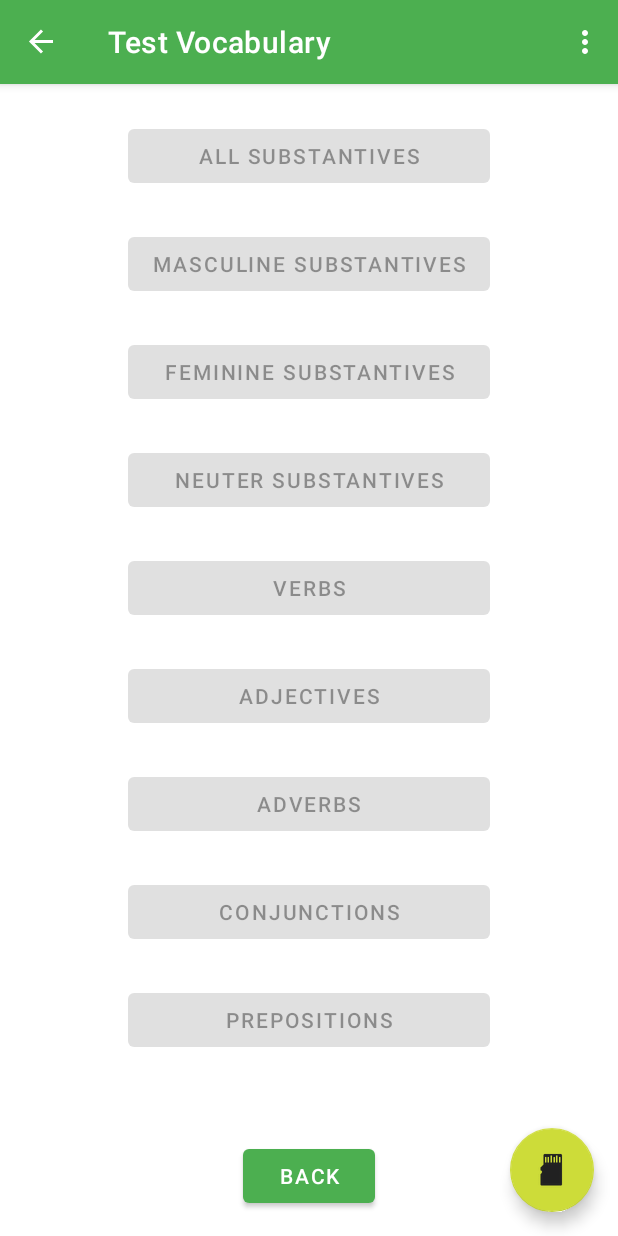
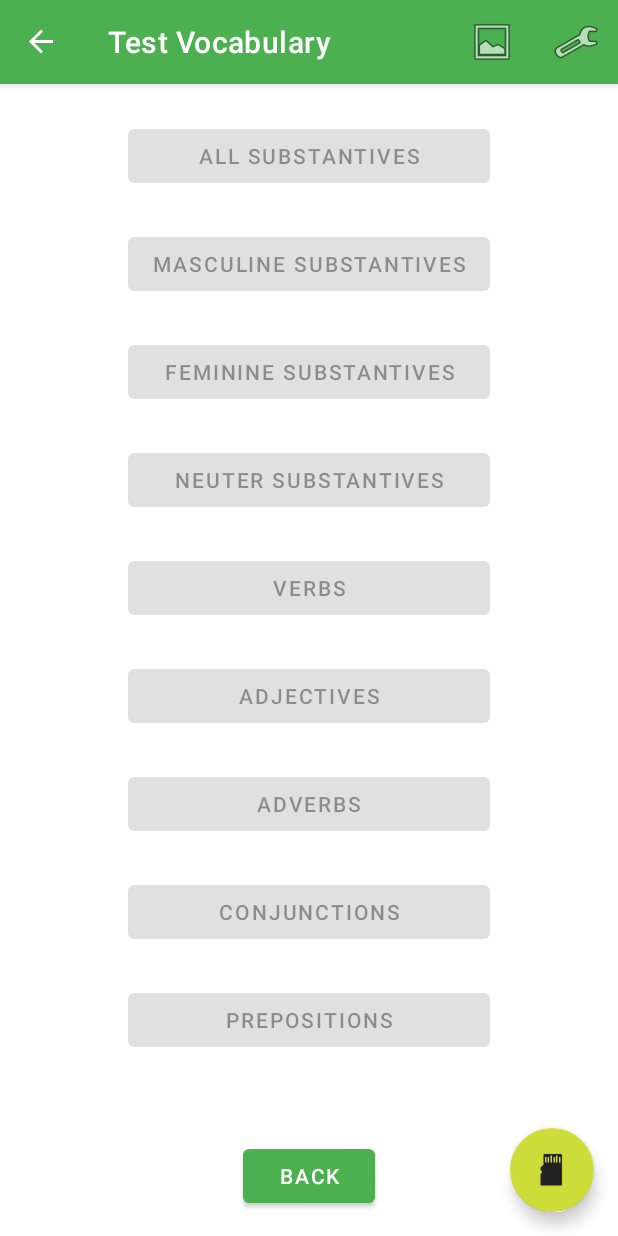
Before and after one commit to fdgc7/MGV, an Android app: the screen it shows after launch (MainActivity), after a tap on "TEST VOCABULARY", on a phone screen of 412 x 824 dp. Run offline under Robolectric (Android 15) with nearby library versions, the light colour scheme and no system bars; our stand-ins replace navigation-ui.

Commit message:
Added show German pronouns

```diff
--- a/app/src/main/AndroidManifest.xml
+++ b/app/src/main/AndroidManifest.xml
@@ -19,10 +19,13 @@
             android:screenOrientation="portrait">
             <intent-filter>
                 <action android:name="android.intent.action.MAIN" />
-
                 <category android:name="android.intent.category.LAUNCHER" />
             </intent-filter>
         </activity>
+        <activity
+            android:name=".presentation.ShowGermanPronounsActivity"
+            android:label="@string/show_german_pronouns_activity_label"
+            android:screenOrientation="portrait"/>
     </application>
 
 </manifest>
--- a/app/src/main/res/menu/menu_main.xml
+++ b/app/src/main/res/menu/menu_main.xml
@@ -3,8 +3,15 @@
     xmlns:tools="http://schemas.android.com/tools"
     tools:context="com.fdanielgarcia.mygermanvocabulary.presentation.MainActivity">
     <item
+        android:id="@+id/action_german_pronouns"
+        android:title="@string/german_pronouns"
+        android:icon="@android:drawable/ic_menu_gallery"
+        android:orderInCategory="50"
+        app:showAsAction="always" />
+    <item
         android:id="@+id/action_settings"
+        android:title="@string/action_settings"
+        android:icon="@android:drawable/ic_menu_preferences"
         android:orderInCategory="100"
-        android:title="@string/action_settings"
-        app:showAsAction="never" />
+        app:showAsAction="ifRoom" />
 </menu>
--- a/app/src/main/res/values/strings.xml
+++ b/app/src/main/res/values/strings.xml
@@ -46,10 +46,12 @@
     <string name="show_preposition_fragment_label">Prepositions Test</string>
     <string name="show_other_fragment_label">Other Test</string>
     <string name="search_fragment_label">Search</string>
+    <string name="show_german_pronouns_activity_label">German Pronouns</string>
     <string name="substantive_content_label">Substantive | Meaning</string>
     <string name="verb_content_label">Infinitive | Present | Past | Perfect | Meaning</string>
     <string name="adjective_content_label">Adjective | Meaning</string>
     <string name="adverb_content_label">Adverb | Meaning</string>
     <string name="conjunction_content_label">Conjunction | Meaning</string>
     <string name="preposition_content_label">Preposition | Meaning</string>
+    <string name="german_pronouns">German Pronouns</string>
 </resources>
```
Also changed, not shown: app/src/main/java/com/fdanielgarcia/mygermanvocabulary/presentation/MainActivity.kt (+6 -1 lines), app/src/main/java/com/fdanielgarcia/mygermanvocabulary/presentation/ShowGermanPronounsActivity.kt (added, +16 -0 lines), app/src/main/res/layout/activity_show_german_pronouns.xml (added, +15 -0 lines), app/src/main/res/drawable/german_pronouns.png (added), 1 other file.
